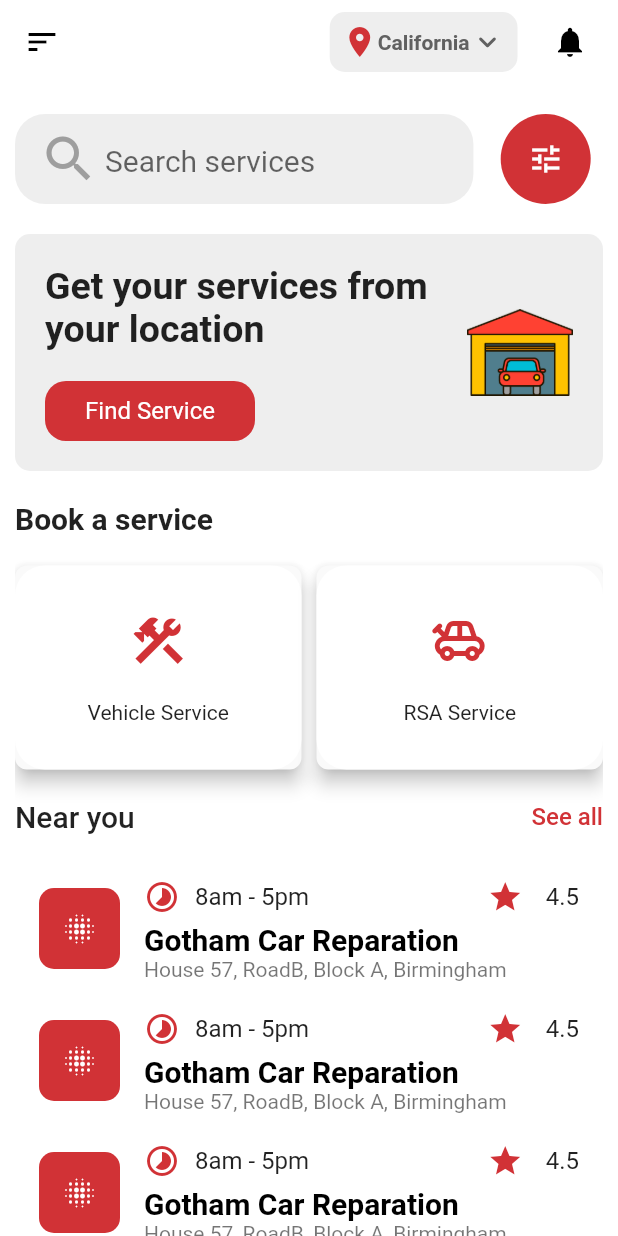
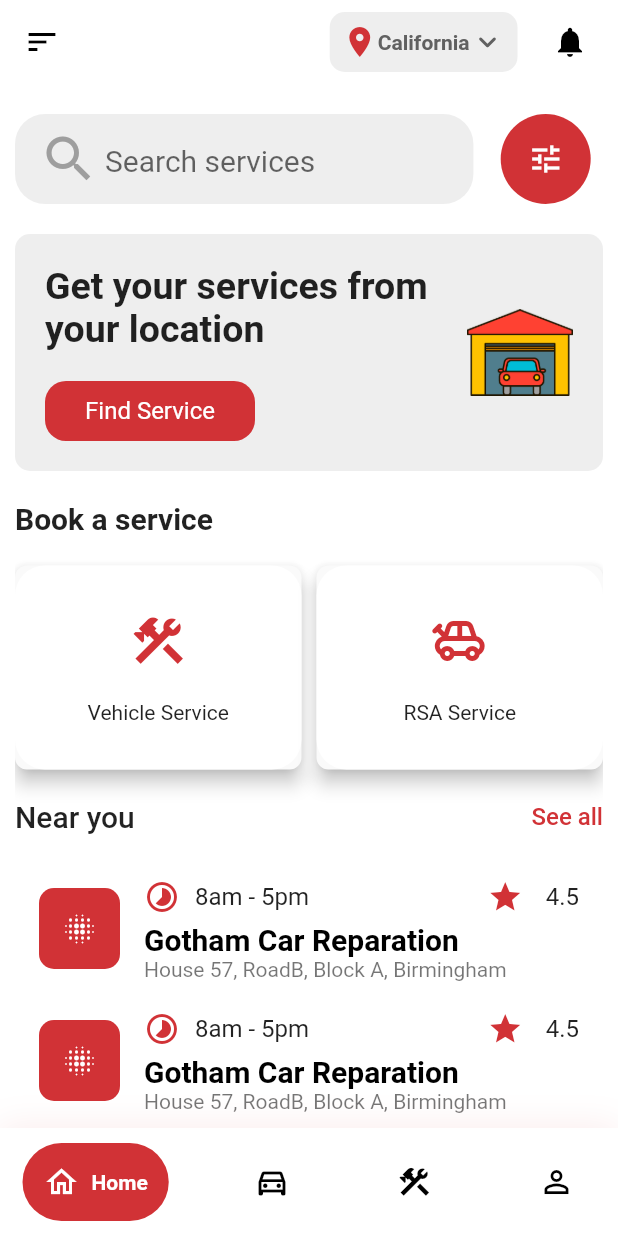
Before and after one commit to mrshanas/garage_app_ui, a Flutter app: the screen it shows after launch, on a phone screen of 412 x 824 dp. Run offline on Flutter 3.47's test engine with Material 2 defaults, Android fonts, the phone set to English and light mode, and no system bars; drawn by our look-alikes of google_nav_bar.

Commit message:
:sparkles: App icons and google navbar

```diff
--- a/lib/pages/home_page.dart
+++ b/lib/pages/home_page.dart
@@ -1,12 +1,19 @@
 import 'package:flutter/material.dart';
+import 'package:google_nav_bar/google_nav_bar.dart';
 
 import 'package:garage_app_ui/utils/constants.dart';
 import 'package:garage_app_ui/widgets/service_card.dart';
-
 import '../widgets/service_tile.dart';
 
-class HomePage extends StatelessWidget {
+class HomePage extends StatefulWidget {
   const HomePage({super.key});
+
+  @override
+  State<HomePage> createState() => _HomePageState();
+}
+
+class _HomePageState extends State<HomePage> {
+  int _selectedIndex = 0;
 
   @override
   Widget build(BuildContext context) {
@@ -57,6 +64,58 @@ class HomePage extends StatelessWidget {
           ),
           const SizedBox(width: 20),
         ],
+      ),
+      bottomNavigationBar: Container(
+        decoration: BoxDecoration(
+          color: AppColors.kWhite,
+          boxShadow: [
+            BoxShadow(
+              blurRadius: 20,
+              color: AppColors.kPrimaryColor.withOpacity(.1),
+            )
+          ],
+        ),
+        child: SafeArea(
+          child: Padding(
+            padding: const EdgeInsets.symmetric(
+              horizontal: 15.0,
+              vertical: 10,
+            ),
+            child: GNav(
+              activeColor: AppColors.kWhite,
+              duration: const Duration(milliseconds: 400),
+              iconSize: 24,
+              gap: 8,
+              rippleColor: AppColors.kPrimaryColor,
+              tabBackgroundColor: AppColors.kPrimaryColor,
+              padding: const EdgeInsets.all(14),
+              tabs: const [
+                GButton(
+                  icon: Icons.home_outlined,
+                  text: 'Home',
+                ),
+                GButton(
+                  icon: Icons.directions_car_outlined,
+                  text: 'Cars',
+                ),
+                GButton(
+                  icon: Icons.construction_outlined,
+                  text: 'Services',
+                ),
+                GButton(
+                  icon: Icons.person_outline,
+                  text: 'Profile',
+                )
+              ],
+              selectedIndex: _selectedIndex,
+              onTabChange: (index) {
+                setState(() {
+                  _selectedIndex = index;
+                });
+              },
+            ),
+          ),
+        ),
       ),
       body: Padding(
         padding: const EdgeInsets.symmetric(horizontal: 10.0),
--- a/pubspec.yaml
+++ b/pubspec.yaml
@@ -35,6 +35,7 @@ dependencies:
   # The following adds the Cupertino Icons font to your application.
   # Use with the CupertinoIcons class for iOS style icons.
   cupertino_icons: ^1.0.2
+  google_nav_bar: ^5.0.6
 
 dev_dependencies:
   flutter_test:
```
Also changed, not shown: pubspec.lock, 32 other files.
